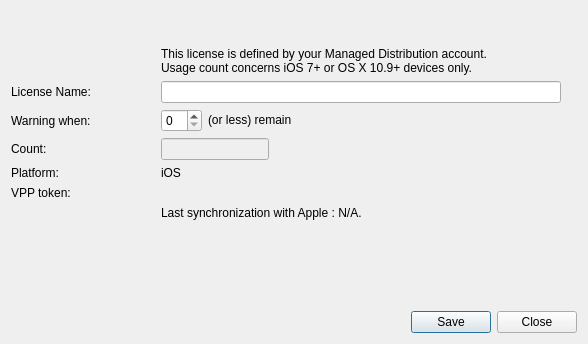
Qt form FWAdminLib/vppv2/VPPLicenseDlg.ui (fw-dev/translations) before a commit.
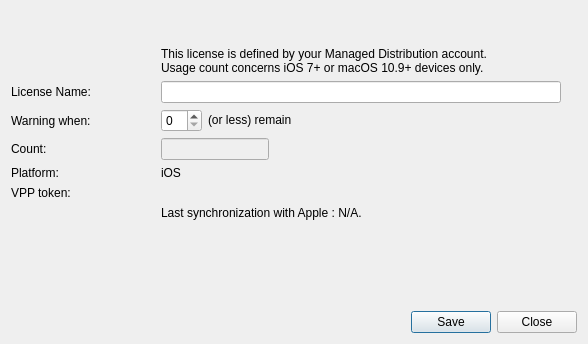
The same form after that commit.

Patch:
```diff
--- a/FWAdminLib/vppv2/VPPLicenseDlg.ui
+++ b/FWAdminLib/vppv2/VPPLicenseDlg.ui
@@ -84,7 +84,7 @@
        </property>
        <property name="text">
         <string>This license is defined by your Managed Distribution account.
-Usage count concerns iOS 7+ or OS X 10.9+ devices only.</string>
+Usage count concerns iOS 7+ or macOS 10.9+ devices only.</string>
        </property>
        <property name="alignment">
         <set>Qt::AlignBottom|Qt::AlignLeading|Qt::AlignLeft</set>
```
